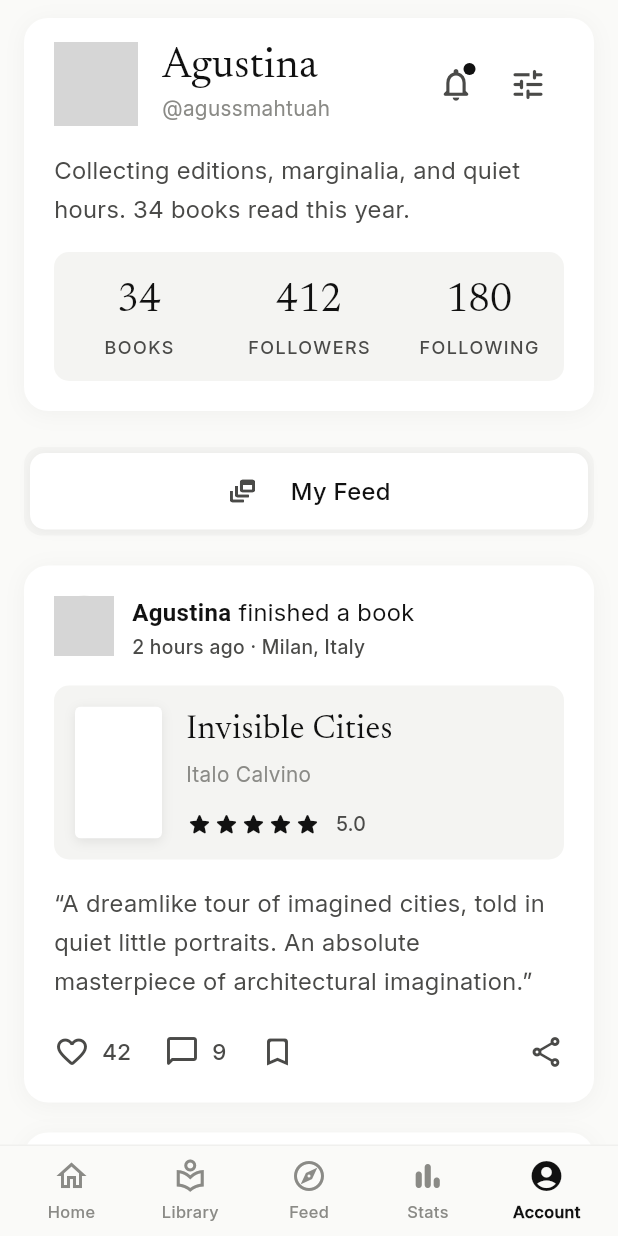
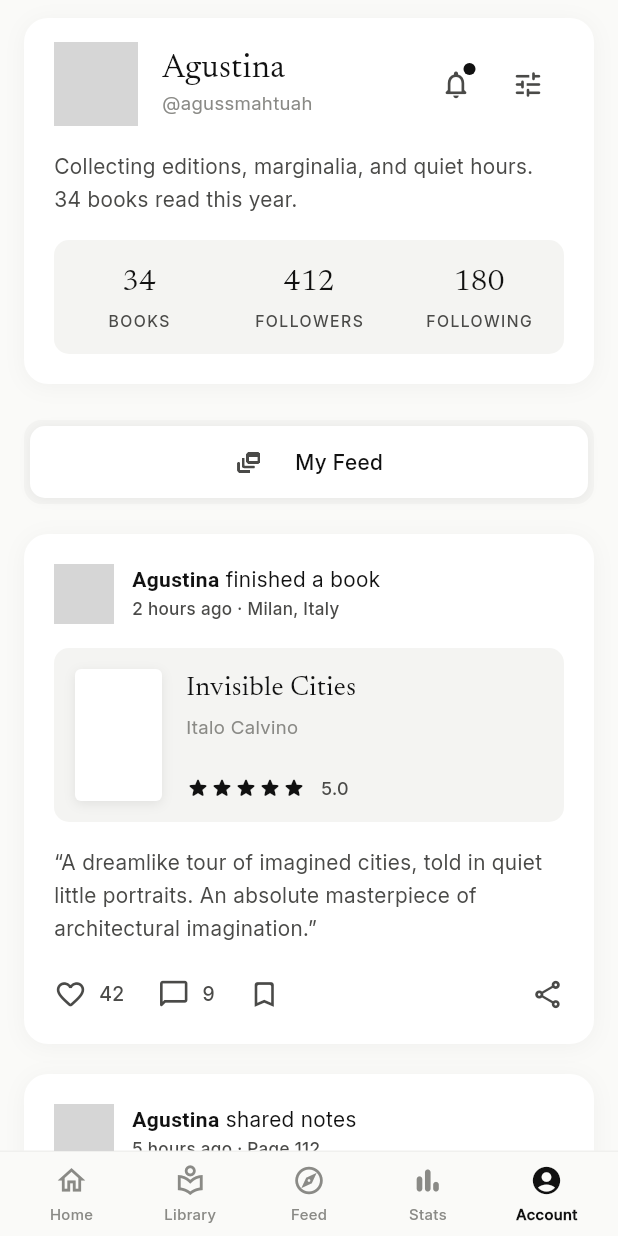
Before and after one commit to raaneyy/TaleMark, a Flutter app: the AccountScreen screen opened directly, on a phone screen of 412 x 824 dp. Run offline on Flutter 3.47's test engine with Material 3 defaults, Android fonts, the phone set to English and light mode, and no system bars; grey boxes are pictures that could not be loaded.

Commit message:
account font penyesuaian

```diff
--- a/lib/account_screen.dart
+++ b/lib/account_screen.dart
@@ -152,7 +152,7 @@ class _ProfileCard extends StatelessWidget {
                       _kName,
                       style: TextStyle(
                         fontFamily: _kSerif,
-                        fontSize: 28,
+                        fontSize: 22, // was 28
                         fontWeight: FontWeight.w500,
                         color: _kInk,
                         height: 1.1,
@@ -163,7 +163,7 @@ class _ProfileCard extends StatelessWidget {
                       _kHandle,
                       style: TextStyle(
                         fontFamily: _kSans,
-                        fontSize: 14,
+                        fontSize: 12.5, // was 14
                         color: _kMuted,
                       ),
                     ),
@@ -177,7 +177,7 @@ class _ProfileCard extends StatelessWidget {
                     onPressed: () {},
                     icon: const Icon(
                       Icons.notifications_none_rounded,
-                      size: 26,
+                      size: 22, // was 26
                       color: _kBody,
                     ),
                   ),
@@ -197,7 +197,11 @@ class _ProfileCard extends StatelessWidget {
               ),
               IconButton(
                 onPressed: () {},
-                icon: const Icon(Icons.tune_rounded, size: 26, color: _kBody),
+                icon: const Icon(
+                  Icons.tune_rounded,
+                  size: 22, // was 26
+                  color: _kBody,
+                ),
               ),
             ],
           ),
@@ -206,7 +210,7 @@ class _ProfileCard extends StatelessWidget {
             _kBio,
             style: TextStyle(
               fontFamily: _kSans,
-              fontSize: 16,
+              fontSize: 14, // was 16
               height: 1.6,
               color: _kBody,
             ),
@@ -252,7 +256,7 @@ class _Stat extends StatelessWidget {
           value,
           style: const TextStyle(
             fontFamily: _kSerif,
-            fontSize: 26,
+            fontSize: 20, // was 26
             fontWeight: FontWeight.w500,
             color: _kInk,
           ),
@@ -262,7 +266,7 @@ class _Stat extends StatelessWidget {
           label,
           style: const TextStyle(
             fontFamily: _kSans,
-            fontSize: 12,
+            fontSize: 10.5, // was 12
             fontWeight: FontWeight.w500,
             letterSpacing: 1.0,
             color: _kBody,
@@ -364,13 +368,17 @@ class _FeedTab extends StatelessWidget {
         child: const Row(
           mainAxisAlignment: MainAxisAlignment.center,
           children: [
-            Icon(Icons.dynamic_feed_outlined, size: 20, color: _kBody),
+            Icon(
+              Icons.dynamic_feed_outlined,
+              size: 18,
+              color: _kBody,
+            ), // was 20
             SizedBox(width: 22),
             Text(
               'My Feed',
               style: TextStyle(
                 fontFamily: _kSans,
-                fontSize: 16,
+                fontSize: 14, // was 16
                 fontWeight: FontWeight.w500,
                 color: _kInk,
               ),
@@ -428,7 +436,7 @@ class _FeedCardState extends State<_FeedCard> {
                       TextSpan(
                         style: const TextStyle(
                           fontFamily: _kSans,
-                          fontSize: 16,
+                          fontSize: 14, // was 16
                           color: _kInk,
                         ),
                         children: [
@@ -449,7 +457,7 @@ class _FeedCardState extends State<_FeedCard> {
                       '${post.time} · ${post.detail}',
                       style: const TextStyle(
                         fontFamily: _kSans,
-                        fontSize: 13,
+                        fontSize: 11.5, // was 13
                         fontWeight: FontWeight.w500,
                         color: _kBody,
                       ),
@@ -493,7 +501,7 @@ class _FeedCardState extends State<_FeedCard> {
                       overflow: TextOverflow.ellipsis,
                       style: const TextStyle(
                         fontFamily: _kSerif,
-                        fontSize: 22,
+                        fontSize: 18, // was 22
                         fontWeight: FontWeight.w500,
                         color: _kInk,
                       ),
@@ -505,7 +513,7 @@ class _FeedCardState extends State<_FeedCard> {
                       overflow: TextOverflow.ellipsis,
                       style: const TextStyle(
                         fontFamily: _kSans,
-                        fontSize: 14,
+                        fontSize: 12.5, // was 14
                         color: _kMuted,
                       ),
                     ),
@@ -519,7 +527,7 @@ class _FeedCardState extends State<_FeedCard> {
                                 : (i < post.rating
                                       ? Icons.star_half_rounded
                                       : Icons.star_border_rounded),
-                            size: 18,
+                            size: 16, // was 18
                             color: _kInk,
                           ),
                         const SizedBox(width: 10),
@@ -527,7 +535,7 @@ class _FeedCardState extends State<_FeedCard> {
                           post.rating.toStringAsFixed(1),
                           style: const TextStyle(
                             fontFamily: _kSans,
-                            fontSize: 13,
+                            fontSize: 12, // was 13
                             fontWeight: FontWeight.w500,
                             color: _kBody,
                           ),
@@ -546,7 +554,7 @@ class _FeedCardState extends State<_FeedCard> {
         '\u201C${post.text}\u201D',
         style: const TextStyle(
           fontFamily: _kSans,
-          fontSize: 16,
+          fontSize: 14, // was 16
           height: 1.6,
           color: _kBody,
         ),
@@ -599,7 +607,7 @@ class _FeedCardState extends State<_FeedCard> {
           children: [
             Row(
               children: [
-                const Icon(Icons.menu_book_outlined, size: 18, color: _kBody),
+                const Icon(Icons.menu_book_outlined, size: 16, color: _kBody),
                 const SizedBox(width: 8),
                 Expanded(
                   child: Text(
@@ -608,7 +616,7 @@ class _FeedCardState extends State<_FeedCard> {
                     overflow: TextOverflow.ellipsis,
                     style: const TextStyle(
                       fontFamily: _kSans,
-                      fontSize: 12,
+                      fontSize: 10.5, // was 12
                       fontWeight: FontWeight.w600,
                       letterSpacing: 0.6,
                       color: _kBody,
@@ -624,7 +632,7 @@ class _FeedCardState extends State<_FeedCard> {
                       _saved
                           ? Icons.bookmark_rounded
                           : Icons.bookmark_border_rounded,
-                      size: 22,
+                      size: 20,
                       color: _kInk,
                     ),
                   ),
@@ -636,7 +644,7 @@ class _FeedCardState extends State<_FeedCard> {
               '\u201C${post.text}\u201D',
               style: const TextStyle(
                 fontFamily: _kSerif,
-                fontSize: 28,
+                fontSize: 22, // was 28
                 height: 1.4,
                 color: _kInk,
               ),
@@ -647,7 +655,7 @@ class _FeedCardState extends State<_FeedCard> {
                 'Marginalia Note: \u201C${post.marginalia}\u201D',
                 style: const TextStyle(
                   fontFamily: _kSans,
-                  fontSize: 13,
+                  fontSize: 12, // was 13
                   fontWeight: FontWeight.w500,
                   height: 1.4,
                   color: _kBody,
@@ -715,14 +723,14 @@ class _ActionButton extends StatelessWidget {
         child: Row(
           mainAxisSize: MainAxisSize.min,
           children: [
-            Icon(icon, size: 24, color: _kBody),
+            Icon(icon, size: 22, color: _kBody), // was 24
             if (label != null) ...[
               const SizedBox(width: 8),
               Text(
                 label!,
                 style: const TextStyle(
                   fontFamily: _kSans,
-                  fontSize: 15,
+                  fontSize: 13, // was 15
                   fontWeight: FontWeight.w600,
                   color: _kBody,
                 ),
@@ -775,7 +783,7 @@ class _BottomNav extends StatelessWidget {
                       children: [
                         Icon(
                           i == currentIndex ? _items[i].$2 : _items[i].$1,
-                          size: 24,
+                          size: 22, // was 24
                           color: i == currentIndex ? _kInk : _kMuted,
                         ),
                         const SizedBox(height: 4),
@@ -783,7 +791,7 @@ class _BottomNav extends StatelessWidget {
                           _items[i].$3,
                           style: TextStyle(
                             fontFamily: _kSans,
-                            fontSize: 11,
+                            fontSize: 10, // was 11
                             fontWeight: i == currentIndex
                                 ? FontWeight.w700
                                 : FontWeight.w500,
```
